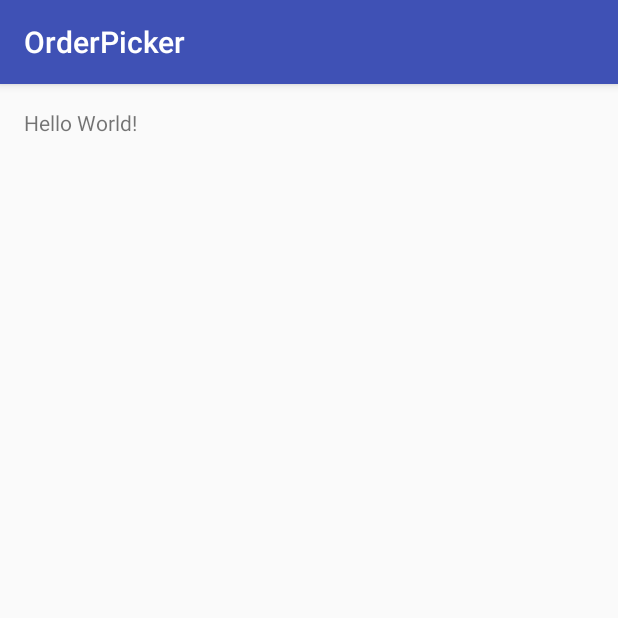
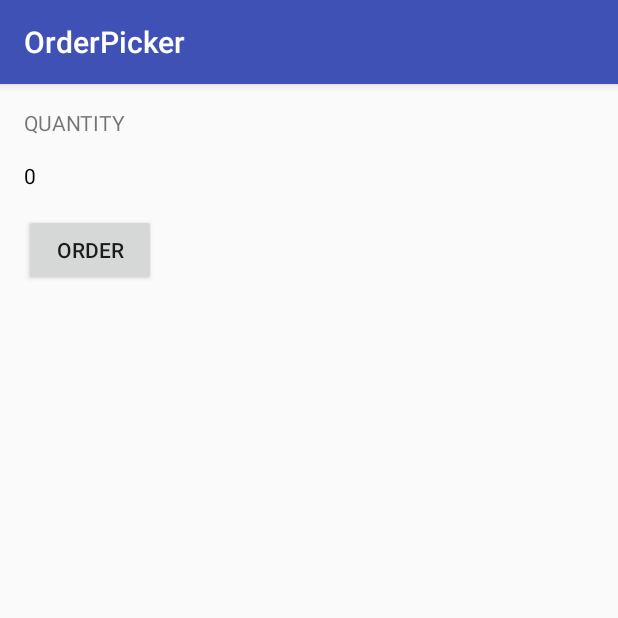
Before and after one commit to ndw6152/udacity_androidDevBeginner, an Android app: the screen it shows after launch (MainActivity), on a phone screen of 412 x 824 dp, the top half of it. Run offline under Robolectric (Android 15) with nearby library versions, the phone set to English and light mode, and no system bars.

Commit message:
Base layout and on click actions for button

```diff
--- a/OrderPicker/app/src/main/java/com/udacity/anonealio/orderpicker/MainActivity.java
+++ b/OrderPicker/app/src/main/java/com/udacity/anonealio/orderpicker/MainActivity.java
@@ -1,8 +1,13 @@
 package com.udacity.anonealio.orderpicker;
 
+import android.os.Bundle;
 import android.support.v7.app.AppCompatActivity;
-import android.os.Bundle;
+import android.view.View;
+import android.widget.TextView;
 
+/**
+ * This app displays an order form to order coffee.
+ */
 public class MainActivity extends AppCompatActivity {
 
     @Override
@@ -10,4 +15,19 @@ public class MainActivity extends AppCompatActivity {
         super.onCreate(savedInstanceState);
         setContentView(R.layout.activity_main);
     }
+
+    /**
+     * This method is called when the order button is clicked.
+     */
+    public void submitOrder(View view) {
+        display(1);
+    }
+
+    /**
+     * This method displays the given quantity value on the screen.
+     */
+    private void display(int number) {
+        TextView quantityTextView = (TextView) findViewById(R.id.quantity_text_view);
+        quantityTextView.setText("" + number);
+    }
 }
--- a/OrderPicker/app/src/main/res/layout/activity_main.xml
+++ b/OrderPicker/app/src/main/res/layout/activity_main.xml
@@ -1,17 +1,36 @@
 <?xml version="1.0" encoding="utf-8"?>
-<RelativeLayout xmlns:android="http://schemas.android.com/apk/res/android"
+<LinearLayout xmlns:android="http://schemas.android.com/apk/res/android"
     xmlns:tools="http://schemas.android.com/tools"
     android:id="@+id/activity_main"
     android:layout_width="match_parent"
     android:layout_height="match_parent"
-    android:paddingBottom="@dimen/activity_vertical_margin"
-    android:paddingLeft="@dimen/activity_horizontal_margin"
-    android:paddingRight="@dimen/activity_horizontal_margin"
-    android:paddingTop="@dimen/activity_vertical_margin"
+    android:orientation="vertical"
     tools:context="com.udacity.anonealio.orderpicker.MainActivity">
 
+
     <TextView
+        android:id="@+id/quantity_text_view"
+        android:layout_width="match_parent"
+        android:layout_height="wrap_content"
+        android:layout_margin="16dp"
+        android:text="Quantity"
+        android:textAllCaps="true" />
+
+    <TextView
+        android:id="@+id/value_text_view"
+        android:layout_width="match_parent"
+        android:layout_height="wrap_content"
+        android:layout_marginBottom="16dp"
+        android:layout_marginLeft="16dp"
+        android:layout_marginStart="16dp"
+        android:textColor="#000000"
+        android:text="0" />
+
+    <Button
         android:layout_width="wrap_content"
         android:layout_height="wrap_content"
-        android:text="Hello World!" />
-</RelativeLayout>
+        android:layout_marginBottom="16dp"
+        android:layout_marginLeft="16dp"
+        android:layout_marginStart="16dp"
+        android:text="Order" />
+</LinearLayout>
```
